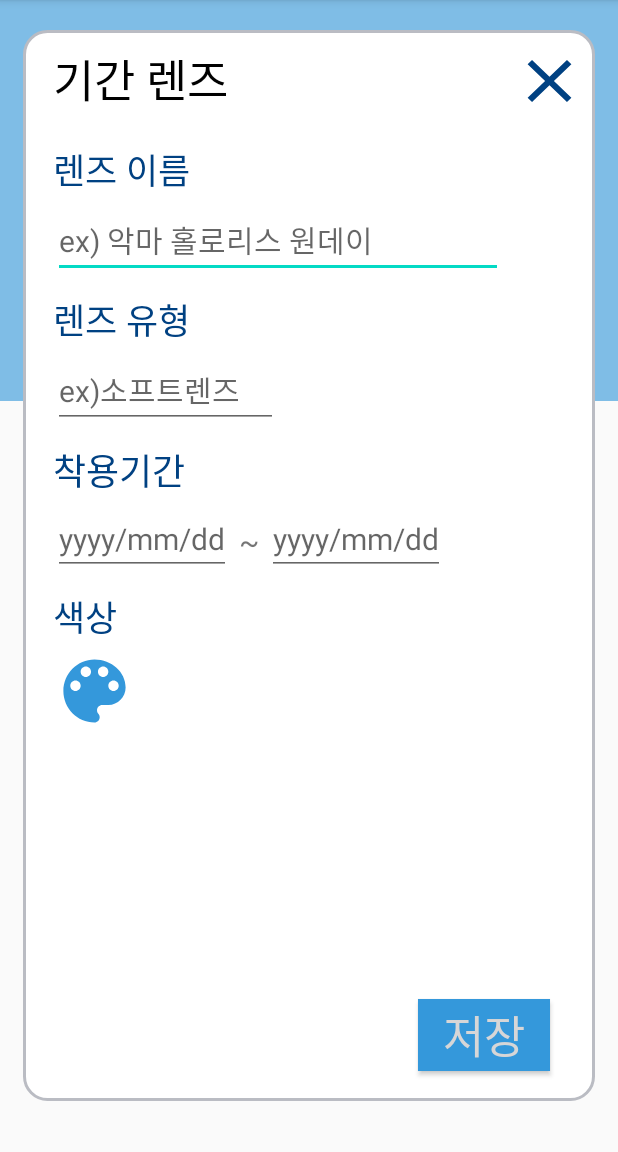
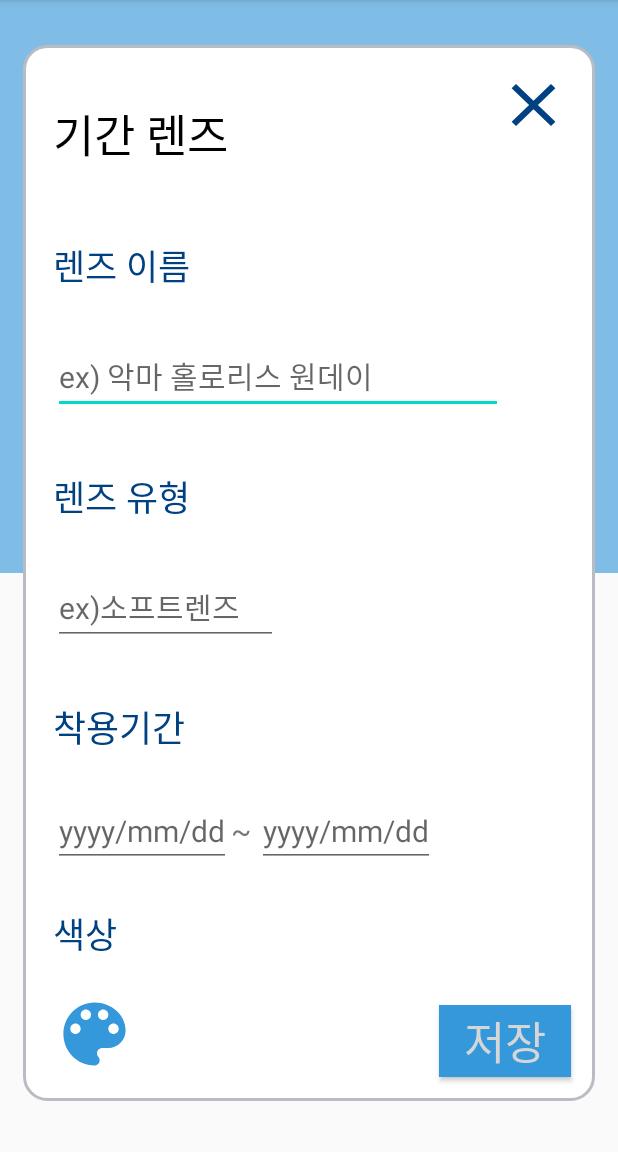
Before and after one commit to SeoeunPark/NUNU_oldver, an Android app: the Monthly screen opened directly, with no data from a screen before it, on a phone screen of 412 x 824 dp, the part 84-1236 px from its top. Run offline under Robolectric (Android 15) with nearby library versions, the phone set to English and light mode, and no system bars; libraries missing offline, so code that uses them is left out: petrov.kristiyan.colorpicker.

Commit message:
[수정] activity_monthly.xml - constraint layout으로 수정

```diff
--- a/app/src/main/res/layout/activity_monthly.xml
+++ b/app/src/main/res/layout/activity_monthly.xml
@@ -15,33 +15,41 @@ tools:context=".Monthly">
             app:layout_constraintStart_toStartOf="parent"
             app:layout_constraintTop_toTopOf="parent">
 
+            //뒤에 파란색
             <LinearLayout
                 android:layout_width="match_parent"
-                android:layout_height="267dp"
-                android:background="#D265B0E2"
-                android:orientation="vertical" />
-
-
-            <RelativeLayout
-                android:layout_width="match_parent"
                 android:layout_height="match_parent"
-                android:layout_marginLeft="15dp"
-                android:layout_marginRight="15dp"
-                android:layout_marginBottom="30dp">
-
+                android:weightSum="1"
+                android:orientation="vertical">
+                <LinearLayout
+                    android:layout_width="match_parent"
+                    android:layout_weight="0.5"
+                    android:layout_height="match_parent"
+                    android:background="#D265B0E2"
+                    />
                 <LinearLayout
                     android:layout_width="match_parent"
                     android:layout_height="match_parent"
-                    android:layout_centerHorizontal="true"
-                    android:layout_marginTop="20dp"
-                    android:background="@drawable/round_background">
+                    />
+            </LinearLayout>
 
+
+            <androidx.constraintlayout.widget.ConstraintLayout
+                android:layout_width="match_parent"
+                android:layout_height="match_parent"
+                android:layout_centerHorizontal="true"
+                android:layout_marginTop="30dp"
+                android:layout_marginLeft="15dp"
+                android:layout_marginRight="15dp"
+                android:layout_marginBottom="30dp"
+                android:background="@drawable/round_background"
+                android:orientation="horizontal">
                     <ScrollView
                         android:layout_width="match_parent"
                         android:layout_height="match_parent"
                         android:fillViewport="true">
 
-                        <RelativeLayout
+                        <androidx.constraintlayout.widget.ConstraintLayout
                             android:layout_width="match_parent"
                             android:layout_height="match_parent"
                             android:layout_marginLeft="20dp">
@@ -53,110 +61,127 @@ tools:context=".Monthly">
                                 android:layout_marginTop="10dp"
                                 android:text="기간 렌즈"
                                 android:textColor="#000000"
-                                android:textSize="30sp" />
+                                android:textSize="30sp"
+                                app:layout_constraintBottom_toTopOf="@id/month_name_text"
+                                app:layout_constraintLeft_toLeftOf="parent"
+                                app:layout_constraintTop_toTopOf="parent" />
 
                             <TextView
                                 android:id="@+id/month_name_text"
                                 android:layout_width="wrap_content"
                                 android:layout_height="wrap_content"
-                                android:layout_below="@id/month_title_text"
                                 android:layout_marginTop="20dp"
                                 android:text="렌즈 이름"
                                 android:textColor="@color/dartblue"
-                                android:textSize="23sp" />
+                                android:textSize="23sp"
+                                app:layout_constraintBottom_toTopOf="@id/Monthly_name"
+                                app:layout_constraintLeft_toLeftOf="parent"
+                                app:layout_constraintTop_toBottomOf="@id/month_title_text" />
 
                             <EditText
                                 android:id="@+id/Monthly_name"
                                 android:layout_width="300dp"
                                 android:layout_height="wrap_content"
-                                android:layout_below="@id/month_name_text"
                                 android:layout_marginTop="4dp"
                                 android:hint="ex) 악마 홀로리스 원데이 "
                                 android:inputType="text"
                                 android:textColor="#29367A"
-                                android:textSize="20sp" />
+                                android:textSize="20sp"
+                                app:layout_constraintBottom_toTopOf="@id/month_type_text"
+                                app:layout_constraintLeft_toLeftOf="parent"
+                                app:layout_constraintTop_toBottomOf="@id/month_name_text" />
 
                             <TextView
                                 android:id="@+id/month_type_text"
                                 android:layout_width="wrap_content"
                                 android:layout_height="wrap_content"
-                                android:layout_below="@id/Monthly_name"
                                 android:layout_marginTop="10dp"
                                 android:text="렌즈 유형"
                                 android:textColor="@color/dartblue"
-                                android:textSize="23sp" />
+                                android:textSize="23sp"
+                                app:layout_constraintBottom_toTopOf="@id/Monthly_type"
+                                app:layout_constraintLeft_toLeftOf="parent"
+                                app:layout_constraintTop_toBottomOf="@id/Monthly_name" />
 
                             <EditText
                                 android:id="@+id/Monthly_type"
                                 android:layout_width="150dp"
                                 android:layout_height="wrap_content"
-                                android:layout_below="@id/month_type_text"
                                 android:layout_marginTop="4dp"
                                 android:clickable="true"
                                 android:editable="false"
                                 android:focusable="false"
                                 android:hint="ex)소프트렌즈"
                                 android:textColor="#29367A"
-                                android:textSize="20sp" />
+                                android:textSize="20sp"
+                                app:layout_constraintBottom_toTopOf="@id/month_period_text"
+                                app:layout_constraintLeft_toLeftOf="parent"
+                                app:layout_constraintTop_toBottomOf="@id/month_type_text" />
 
                             <TextView
                                 android:id="@+id/month_period_text"
                                 android:layout_width="wrap_content"
                                 android:layout_height="wrap_content"
-                                android:layout_below="@id/Monthly_type"
                                 android:layout_marginTop="10dp"
                                 android:text="착용기간"
                                 android:textColor="@color/dartblue"
-                                android:textSize="24sp" />
+                                android:textSize="24sp"
+                                app:layout_constraintBottom_toTopOf="@id/Monthly_start"
+                                app:layout_constraintLeft_toLeftOf="parent"
+                                app:layout_constraintTop_toBottomOf="@id/Monthly_type" />
 
                             <EditText
                                 android:id="@+id/Monthly_start"
                                 android:layout_width="wrap_content"
                                 android:layout_height="wrap_content"
-                                android:layout_below="@id/month_period_text"
-                                android:layout_marginTop="4dp"
                                 android:clickable="true"
                                 android:editable="false"
                                 android:focusable="false"
                                 android:hint="yyyy/mm/dd"
                                 android:textColor="#29367A"
-                                android:textSize="20sp" />
+                                android:textSize="20sp"
+                                app:layout_constraintBottom_toTopOf="@id/month_color_text"
+                                app:layout_constraintLeft_toLeftOf="parent"
+                                app:layout_constraintTop_toBottomOf="@id/month_period_text" />
 
                             <TextView
                                 android:id="@+id/wave_text"
                                 android:layout_width="wrap_content"
                                 android:layout_height="wrap_content"
-                                android:layout_below="@id/month_period_text"
-                                android:layout_marginLeft="5dp"
-                                android:layout_marginRight="5dp"
-                                android:layout_marginTop="16dp"
-                                android:layout_toRightOf="@id/Monthly_start"
                                 android:text="~"
-                                android:textSize="20sp" />
+                                android:textSize="20sp"
+                                app:layout_constraintBottom_toBottomOf="@+id/Monthly_start"
+                                app:layout_constraintEnd_toStartOf="@id/Monthly_end"
+                                app:layout_constraintStart_toEndOf="@+id/Monthly_start"
+                                app:layout_constraintTop_toTopOf="@+id/Monthly_start" />
 
                             <EditText
                                 android:id="@+id/Monthly_end"
                                 android:layout_width="wrap_content"
                                 android:layout_height="wrap_content"
-                                android:layout_below="@id/month_period_text"
-                                android:layout_toRightOf="@id/wave_text"
-                                android:layout_marginTop="4dp"
+                                android:layout_marginStart="4dp"
+                                android:layout_marginLeft="4dp"
                                 android:clickable="true"
                                 android:editable="false"
                                 android:focusable="false"
                                 android:hint="yyyy/mm/dd"
                                 android:textColor="#29367A"
-                                android:textSize="20sp" />
+                                android:textSize="20sp"
+                                app:layout_constraintBottom_toBottomOf="@+id/wave_text"
+                                app:layout_constraintStart_toEndOf="@id/wave_text"
+                                app:layout_constraintTop_toTopOf="@+id/wave_text" />
 
                             <TextView
                                 android:id="@+id/month_color_text"
                                 android:layout_width="wrap_content"
                                 android:layout_height="wrap_content"
-                                android:layout_below="@id/Monthly_start"
                                 android:layout_marginTop="10dp"
                                 android:text="색상"
                                 android:textColor="@color/dartblue"
-                                android:textSize="23sp" />
+                                android:textSize="23sp"
+                                app:layout_constraintBottom_toTopOf="@id/Monthly_color"
+                                app:layout_constraintLeft_toLeftOf="parent"
+                                app:layout_constraintTop_toBottomOf="@id/Monthly_end" />
 
                             <Button
                                 android:id="@+id/Monthly_color"
@@ -164,35 +189,47 @@ tools:context=".Monthly">
                                 android:layout_height="wrap_content"
                                 android:layout_below="@id/month_color_text"
                                 android:layout_marginTop="4dp"
-                                android:background="@drawable/pallete" />
+                                android:background="@drawable/pallete"
+                                app:layout_constraintBottom_toBottomOf="parent"
+                                app:layout_constraintLeft_toLeftOf="parent"
+                                app:layout_constraintTop_toBottomOf="@id/month_color_text" />
 
                             <Button
-                                android:id="@+id/Monthly_save"
+                                android:id="@+id/Oneday_save"
                                 android:layout_width="wrap_content"
                                 android:layout_height="wrap_content"
                                 android:layout_alignParentRight="true"
                                 android:layout_alignParentBottom="true"
-                                android:layout_marginBottom="20dp"
-                                android:layout_marginRight="30dp"
+                                android:layout_marginEnd="16dp"
+                                android:layout_marginRight="16dp"
+                                android:layout_marginBottom="16dp"
                                 android:background="@color/color"
                                 android:text="저장"
+                                android:textColor="@color/white"
                                 android:textSize="30sp"
-                                android:textColor="@color/white"
-                                />
+                                app:layout_constraintBottom_toBottomOf="parent"
+                                app:layout_constraintEnd_toEndOf="parent" />
 
                             <Button
                                 android:id="@+id/to_main"
                                 android:layout_width="50dp"
                                 android:layout_height="wrap_content"
                                 android:layout_alignParentRight="true"
-                                android:layout_marginRight="5dp"
-                                android:layout_marginTop="10dp"
+                                android:layout_marginTop="16dp"
+                                android:layout_marginEnd="16dp"
+                                android:layout_marginRight="16dp"
                                 android:background="@drawable/fab_close"
-                                android:backgroundTint="@color/dartblue"/>
+                                android:backgroundTint="@color/dartblue"
+                                app:layout_constraintEnd_toEndOf="parent"
+                                app:layout_constraintTop_toTopOf="parent" />
 
-                        </RelativeLayout>
+                            <androidx.constraintlayout.widget.Group
+                                android:id="@+id/group"
+                                android:layout_width="wrap_content"
+                                android:layout_height="wrap_content" />
+
+                        </androidx.constraintlayout.widget.ConstraintLayout>
                     </ScrollView>
-                </LinearLayout>
-            </RelativeLayout>
+                </androidx.constraintlayout.widget.ConstraintLayout>
         </FrameLayout>
 </androidx.constraintlayout.widget.ConstraintLayout>
```
